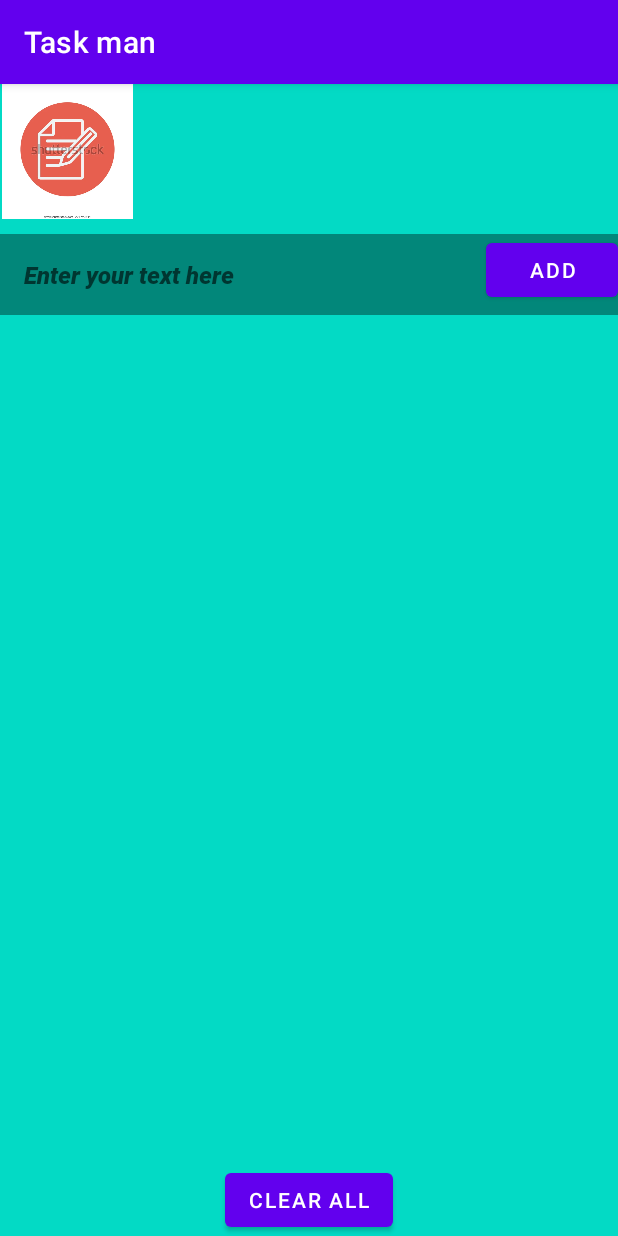
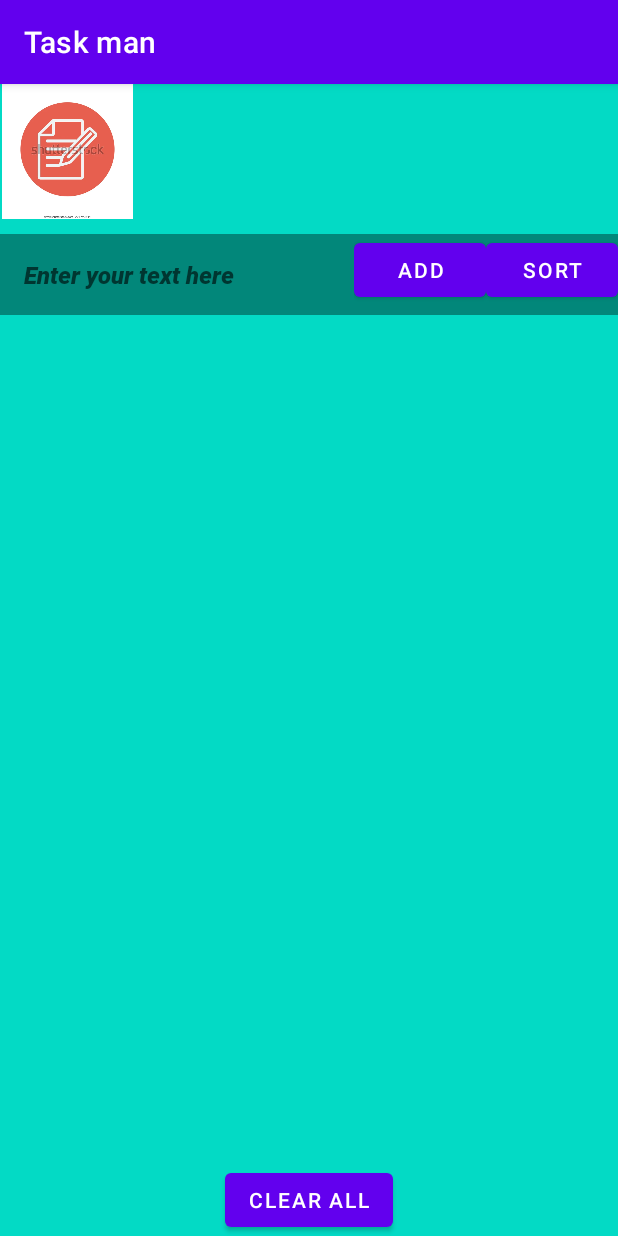
Before and after one commit to lakhychahal/Test-Repo, an Android app: the screen it shows after launch (MainActivity), on a phone screen of 412 x 824 dp. Run offline under Robolectric (Android 15) with nearby library versions, the phone set to English and light mode, and no system bars.

Commit message:
#7 Tasks can be sorted
The tasks can now be sorted

```diff
--- a/TaskMan/app/src/main/java/com/example/taskman/MainActivity.java
+++ b/TaskMan/app/src/main/java/com/example/taskman/MainActivity.java
@@ -16,6 +16,7 @@
 import android.widget.Toast;
 
 import java.util.ArrayList;
+import java.util.Collections;
 import java.util.HashSet;
 import java.util.Set;
 
@@ -55,6 +56,22 @@
             public void onClick(View v) {
                 // Call the method to clear all the tasks
                 clearAllTasks();
+            }
+        });
+        Button sortButton = findViewById(R.id.sort_button);
+        sortButton.setOnClickListener(new View.OnClickListener() {
+            @Override
+            public void onClick(View v) {
+                // Sort the task list alphabetically
+                Collections.sort(taskList);
+
+                // Clear the task list layout
+                taskListLayout.removeAllViews();
+
+                // Add the tasks to the task list layout
+                for (String task : taskList) {
+                    addTaskView(task);
+                }
             }
         });
     }
--- a/TaskMan/app/src/main/res/layout/activity_main.xml
+++ b/TaskMan/app/src/main/res/layout/activity_main.xml
@@ -2,6 +2,8 @@
 <RelativeLayout xmlns:android="http://schemas.android.com/apk/res/android"
     android:layout_width="match_parent"
     android:layout_height="match_parent"
+    xmlns:app="http://schemas.android.com/apk/res-auto"
+    xmlns:tools="http://schemas.android.com/tools"
     android:background="@color/teal_200">
 
     <ImageView
@@ -27,6 +29,10 @@
             android:hint="Enter your text here"
             android:padding="16dp"
             android:textSize="16sp" />
+        <LinearLayout
+            android:layout_width="wrap_content"
+            android:layout_height="wrap_content"
+            android:layout_alignParentEnd="true">
 
 
         <Button
@@ -36,8 +42,20 @@
             android:layout_alignParentEnd="true"
 
             android:text="@string/add" />
+        <Button
+            android:id="@+id/sort_button"
+            android:layout_width="wrap_content"
+            android:layout_height="wrap_content"
+            android:text="@string/sort"
 
-    </RelativeLayout>
+            app:layout_constraintTop_toBottomOf="@+id/task_list_layout"
+            app:layout_constraintStart_toStartOf="parent"
+            app:layout_constraintEnd_toEndOf="parent"
+            tools:ignore="NotSibling,RelativeOverlap" />
+    </LinearLayout>
+
+
+</RelativeLayout>
 
     <LinearLayout
         android:id="@+id/task_list_layout"
@@ -71,4 +89,5 @@
 
     </RelativeLayout>
 
+
 </RelativeLayout>
--- a/TaskMan/app/src/main/res/values/strings.xml
+++ b/TaskMan/app/src/main/res/values/strings.xml
@@ -4,4 +4,5 @@
     <string name="task_description">Edit the task</string>
     <string name="edit">Edit</string>
     <string name="clear_all">clear all</string>
+    <string name="sort">sort</string>
 </resources>
```
